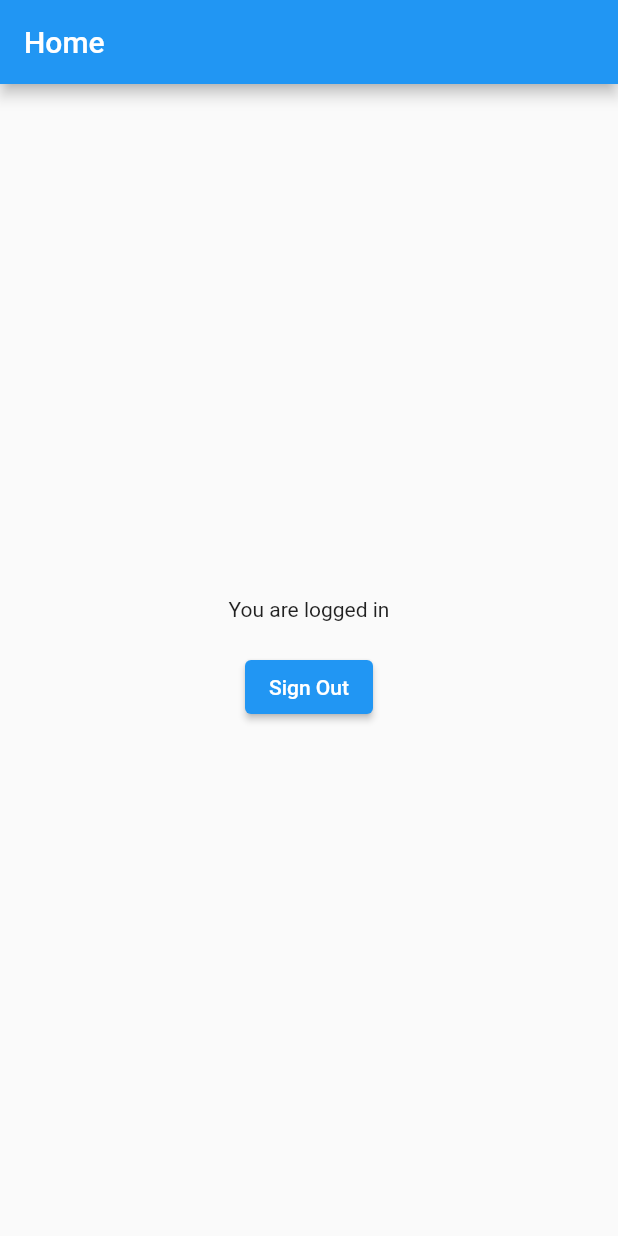
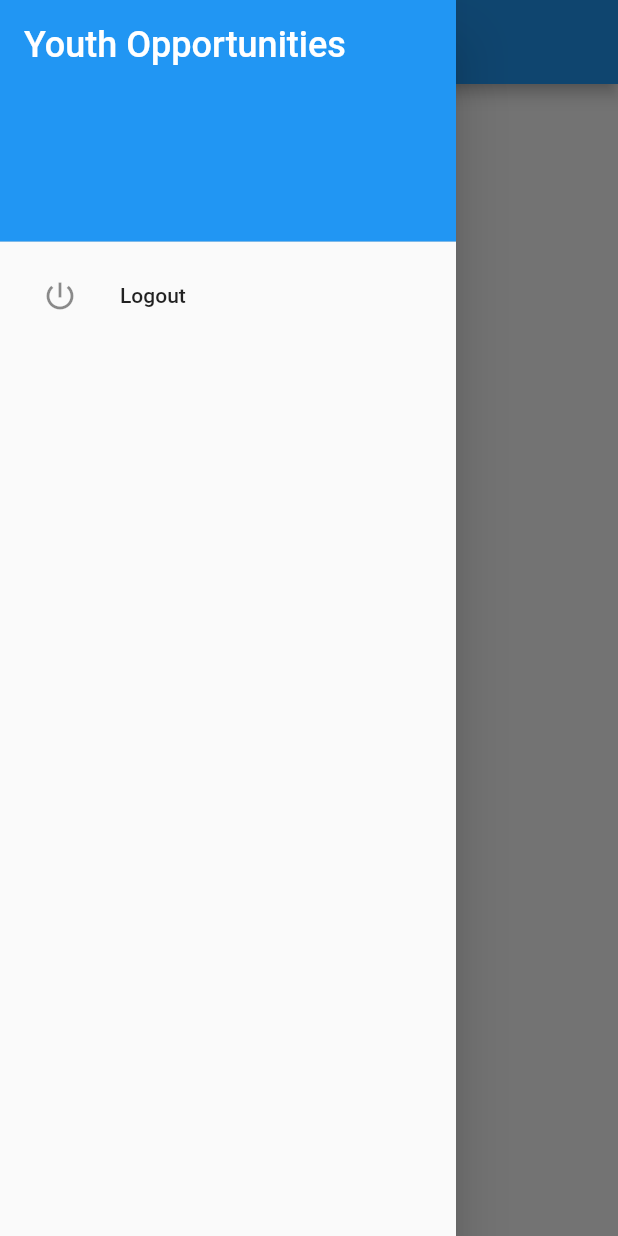
Before and after one commit to sratul35/Flutter_YouthOpp, a Flutter app: the HomeScreen screen opened directly, with the side drawer open (before the commit the screen has no drawer), on a phone screen of 412 x 824 dp. Run offline on Flutter 3.47's test engine with Material 2 defaults, Android fonts, the phone set to English and light mode, and no system bars; our stand-ins replace cloud_firestore, firebase_auth, firebase_core; accounts and stored records are empty.

```diff
--- a/lib/home.dart
+++ b/lib/home.dart
@@ -1,6 +1,9 @@
 import 'package:flutter/material.dart';
 import 'package:firebase_auth/firebase_auth.dart';
 import 'package:youth/signin.dart';
+import 'package:cloud_firestore/cloud_firestore.dart';
+import 'package:firebase_core/firebase_core.dart';
+import 'firebase_options.dart';
 
 class HomeScreen extends StatefulWidget {
   const HomeScreen({super.key});
@@ -13,27 +16,66 @@ class _HomeScreen extends State<HomeScreen> {
   @override
   Widget build(BuildContext context) {
     return Scaffold(
-      appBar: AppBar(
-        title: const Text('Home'),
-      ),
-      body: Center(
-        child: Column(
-          mainAxisAlignment: MainAxisAlignment.center,
+      drawer: Drawer(
+        child: ListView(
+          padding: EdgeInsets.zero,
           children: <Widget>[
-            const Text('You are logged in'),
-            const SizedBox(
-              height: 20,
+            DrawerHeader(
+              decoration: BoxDecoration(
+                color: Colors.blue,
+              ),
+              child: Text(
+                'Youth Opportunities',
+                style: TextStyle(
+                  color: Colors.white,
+                  fontSize: 24,
+                ),
+              ),
             ),
-            ElevatedButton(
-              onPressed: () async {
-                await FirebaseAuth.instance.signOut();
-                Navigator.of(context).pushReplacement(MaterialPageRoute(builder: (context) => const SignInScreen()));
-              },
-              child: const Text('Sign Out'),
+            ListTile(
+              leading: IconButton(
+                  onPressed: () async {
+                    await FirebaseAuth.instance.signOut();
+                    Navigator.of(context).pushReplacement(MaterialPageRoute(
+                        builder: (context) => const SignInScreen()));
+                  },
+                  icon: Icon(Icons.power_settings_new)),
+              title: Text('Logout'),
             ),
           ],
         ),
       ),
+      appBar: AppBar(
+        title: const Text('Home'),
+      ),
+      body: SingleChildScrollView(
+          child: Container(
+            height: MediaQuery.of(context).size.height-50,
+        child: StreamBuilder<QuerySnapshot>(
+          stream: FirebaseFirestore.instance.collection('posts').snapshots(),
+          builder: (context, snapshot) {
+            if (snapshot.hasData) {
+              return ListView.builder(
+                shrinkWrap: true,
+                itemCount: snapshot.data!.docs.length,
+                itemBuilder: (context, index) {
+                  DocumentSnapshot data = snapshot.data!.docs[index];
+                  return Card(
+                    child: ListTile(
+                      title: Text(data['title']),
+                      subtitle: Text(data['type']),
+                    ),
+                  );
+                },
+              );
+            } else {
+              return const Center(
+                child: CircularProgressIndicator(),
+              );
+            }
+          },
+        ),
+      )),
     );
   }
 }
```
